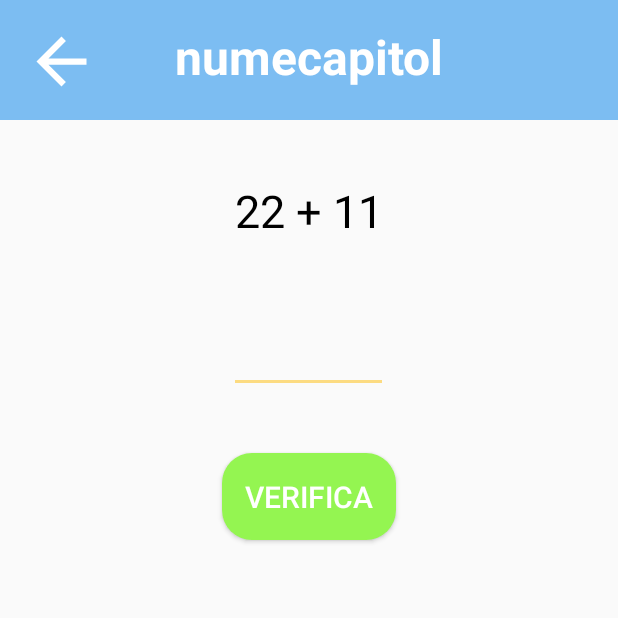
After one commit to school-soft/Application, an Android app: the ExercitiuAdunareSimplaFragment screen opened directly, with no data from a screen before it, on a phone screen of 412 x 824 dp, the top half of it. The commit adds this screen. Run offline under Robolectric (Android 15) with nearby library versions, the phone set to English and light mode, and no system bars; our stand-ins replace Firebase (no records; nobody signed in at launch, a user with empty details on screens opened directly).

Commit message:
am adaugat onclicklistner la capitole, si am creat primul exercitiu intrun fragment

```diff
--- a/app/build.gradle
+++ b/app/build.gradle
@@ -37,6 +37,7 @@ dependencies {
     implementation 'androidx.constraintlayout:constraintlayout:2.0.4'
     implementation 'androidx.navigation:navigation-fragment-ktx:2.3.4'
     implementation 'androidx.navigation:navigation-ui-ktx:2.3.4'
+    implementation 'androidx.legacy:legacy-support-v4:1.0.0'
     testImplementation 'junit:junit:4.13.2'
     androidTestImplementation 'androidx.test.ext:junit:1.1.2'
     androidTestImplementation 'androidx.test.espresso:espresso-core:3.3.0'
--- a/app/src/main/java/com/application/schoolsoft/ActivitateExercitii.java
+++ b/app/src/main/java/com/application/schoolsoft/ActivitateExercitii.java
@@ -1,6 +1,11 @@
 package com.application.schoolsoft;
 
 import android.os.Bundle;
+import android.view.View;
+import android.widget.Button;
+import android.widget.ImageView;
+
+import androidx.fragment.app.FragmentManager;
 
 public class ActivitateExercitii extends ActivityBase {
 
@@ -8,5 +13,21 @@ public class ActivitateExercitii extends ActivityBase {
     protected void onCreate(Bundle savedInstanceState) {
         super.onCreate(savedInstanceState);
         setContentView(R.layout.activitate_exercitii);
+        CreateBackButton();
+        FragmentManager fragmentManager = getSupportFragmentManager();
+        fragmentManager.beginTransaction()
+                .replace(R.id.fragment_view_exercitii, ExercitiuAdunareSimplaFragment.class, null)
+                .commit();
+    }
+
+    private void CreateBackButton(){
+        ImageView BackBtn = findViewById(R.id.exercitiu_back_buton);
+        BackBtn.setOnClickListener(new View.OnClickListener() {
+            @Override
+            public void onClick(View v) {
+                finish();
+            }
+        });
+
     }
 }
--- a/app/src/main/java/com/application/schoolsoft/ActivityFactory.java
+++ b/app/src/main/java/com/application/schoolsoft/ActivityFactory.java
@@ -15,7 +15,6 @@ public class ActivityFactory {
     public static void openSettings(ActivityBase activity){
         Intent intent = new Intent(activity, SettingsActivity.class);
         activity.startActivity(intent);
-        activity.finish();
     }
 
     public static void openLogin(ActivityBase activity){
@@ -30,4 +29,8 @@ public class ActivityFactory {
         activity.startActivity(intent);
     }
 
+    public static  void openActivitateExercitii(ActivityBase activity){
+        Intent intent = new Intent(activity, ActivitateExercitii.class);
+        activity.startActivity(intent);
+    }
 }
--- /dev/null
+++ b/app/src/main/java/com/application/schoolsoft/ExercitiuAdunareSimplaFragment.java
@@ -0,0 +1,56 @@
+package com.application.schoolsoft;
+
+import android.os.Bundle;
+
+import androidx.fragment.app.Fragment;
+
+import android.view.LayoutInflater;
+import android.view.View;
+import android.view.ViewGroup;
+import android.widget.Button;
+import android.widget.EditText;
+import android.widget.TextView;
+import android.widget.Toast;
+
+public class ExercitiuAdunareSimplaFragment extends Fragment {
+    private int rezultat;
+    private View view;
+
+    @Override
+    public View onCreateView(LayoutInflater inflater, ViewGroup container,
+                             Bundle savedInstanceState) {
+        view = inflater.inflate(R.layout.fragment_exercitiu_adunare_simpla, container, false);
+        // Inflate the layout for this fragment
+        CreateCalculTextView();
+            CreateVerifButton();
+
+        return view;
+    }
+
+    private void CreateCalculTextView(){
+        int nr1 = (int)(Math.random() * 30)+1;
+        int nr2 = (int)(Math.random() * 30)+1;
+        rezultat = nr1 + nr2;
+        TextView CalculTextView = view.findViewById(R.id.calcul_text_view);
+        CalculTextView.setText(nr1 + " + " + nr2);
+    }
+    private void CreateVerifButton(){
+        Button VerifBtn = view.findViewById(R.id.verif_btn);
+        VerifBtn.setOnClickListener(new View.OnClickListener() {
+            @Override
+            public void onClick(View v) {
+                VerificaRaspuns();
+            }
+        });
+    }
+    private void VerificaRaspuns(){
+        EditText RaspunsEditText = view.findViewById(R.id.raspuns_adunare_simpla);
+        int raspuns = Integer.parseInt(RaspunsEditText.getText().toString());
+        if(raspuns == rezultat)
+            Toast.makeText(this.getActivity(), "Raspuns corect", Toast.LENGTH_SHORT).show();
+        else
+            Toast.makeText(this.getActivity(), "Raspuns gresit", Toast.LENGTH_SHORT).show();
+        RaspunsEditText.setText("");
+        CreateCalculTextView();
+    }
+}
--- /dev/null
+++ b/app/src/main/res/drawable/round_bg_green.xml
@@ -0,0 +1,5 @@
+<?xml version="1.0" encoding="utf-8"?>
+<shape  xmlns:android="http://schemas.android.com/apk/res/android">
+    <solid android:color="@color/medlightGreen" />
+    <corners android:radius="20dp"/>
+</shape>
--- a/app/src/main/res/layout/activitate_exercitii.xml
+++ b/app/src/main/res/layout/activitate_exercitii.xml
@@ -35,7 +35,7 @@
         app:layout_constraintTop_toTopOf="@+id/exercitii_topview" />
 
     <ImageView
-        android:id="@+id/capitole_back_butotn"
+        android:id="@+id/exercitiu_back_buton"
         android:layout_width="50dp"
         android:layout_height="50dp"
         android:layout_alignParentStart="true"
@@ -47,7 +47,6 @@
         android:layout_marginEnd="32dp"
         android:layout_marginRight="32dp"
         android:layout_marginBottom="8dp"
-        android:layout_toStartOf="@+id/nume_clasa_text"
         android:contentDescription="back  arrow"
         app:layout_constraintBottom_toBottomOf="@+id/exercitii_topview"
         app:layout_constraintEnd_toStartOf="@+id/exercitii_text"
@@ -58,7 +57,8 @@
         app:layout_constraintVertical_bias="0.571"
         app:srcCompat="@drawable/back_button" />
 
-    <fragment
+    <androidx.fragment.app.FragmentContainerView
+        android:id="@+id/fragment_view_exercitii"
         android:layout_width="match_parent"
         android:layout_height="0dp"
         app:layout_constraintBottom_toBottomOf="parent"
@@ -66,4 +66,5 @@
         app:layout_constraintHorizontal_bias="0.0"
         app:layout_constraintStart_toStartOf="parent"
         app:layout_constraintTop_toBottomOf="@+id/exercitii_topview" />
+
 </androidx.constraintlayout.widget.ConstraintLayout>
--- /dev/null
+++ b/app/src/main/res/layout/fragment_exercitiu_adunare_simpla.xml
@@ -0,0 +1,52 @@
+<?xml version="1.0" encoding="utf-8"?>
+<FrameLayout xmlns:android="http://schemas.android.com/apk/res/android"
+    xmlns:tools="http://schemas.android.com/tools"
+    android:layout_width="match_parent"
+    android:layout_height="match_parent"
+    tools:context=".ExercitiuAdunareSimplaFragment">
+
+    <RelativeLayout
+        android:layout_width="match_parent"
+        android:layout_height="match_parent">
+        <TextView
+            android:id="@+id/calcul_text_view"
+            android:layout_width="wrap_content"
+            android:layout_height="wrap_content"
+            android:text="45 - 13"
+            android:textSize="30sp"
+            android:textColor="@color/black"
+            android:layout_centerHorizontal="true"
+            android:layout_marginTop="40dp">
+
+        </TextView>
+
+        <EditText
+            android:id="@+id/raspuns_adunare_simpla"
+            android:layout_width="wrap_content"
+            android:layout_height="wrap_content"
+            android:ems="3"
+            android:textSize="30sp"
+            android:inputType="number"
+            android:textAlignment="center"
+            android:layout_centerHorizontal="true"
+            android:layout_marginTop="40dp"
+            android:layout_below="@+id/calcul_text_view"
+            android:gravity="center_horizontal" />
+
+        <Button
+            android:id="@+id/verif_btn"
+            android:layout_width="wrap_content"
+            android:layout_height="wrap_content"
+            android:text="verifica"
+            android:textSize="20sp"
+            android:padding="15dp"
+            android:layout_marginTop="40dp"
+            android:textColor="@color/white"
+            android:background="@drawable/round_bg_green"
+            android:layout_centerHorizontal="true"
+            android:layout_below="@+id/raspuns_adunare_simpla"/>
+
+    </RelativeLayout>
+
+
+</FrameLayout>
--- a/app/src/main/res/values/strings.xml
+++ b/app/src/main/res/values/strings.xml
@@ -20,4 +20,6 @@
     <string name="enterEmail">Introduceți emailul dvs.</string>
     <string name="sendrecoveryMail">TRIMITE E-MAIL DE RECUPERARE</string>
     <string name="backtoLogin">INAPOI LA PAGINA DE LOGIN</string>
+    <!-- TODO: Remove or change this placeholder text -->
+    <string name="hello_blank_fragment">Hello blank fragment</string>
 </resources>
```
Also changed, not shown: app/src/main/java/com/application/schoolsoft/CapitoleRecyclerViewAdaptor.java (+21 -5 lines), app/src/main/java/com/application/schoolsoft/MeniuCapitole.java (+7 -2 lines).
